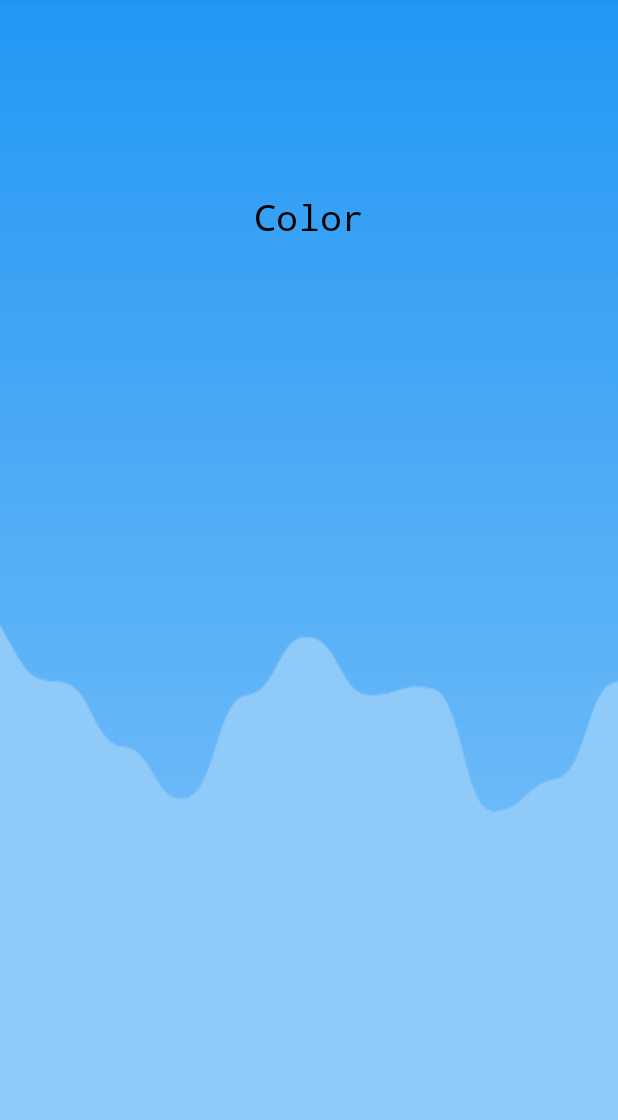
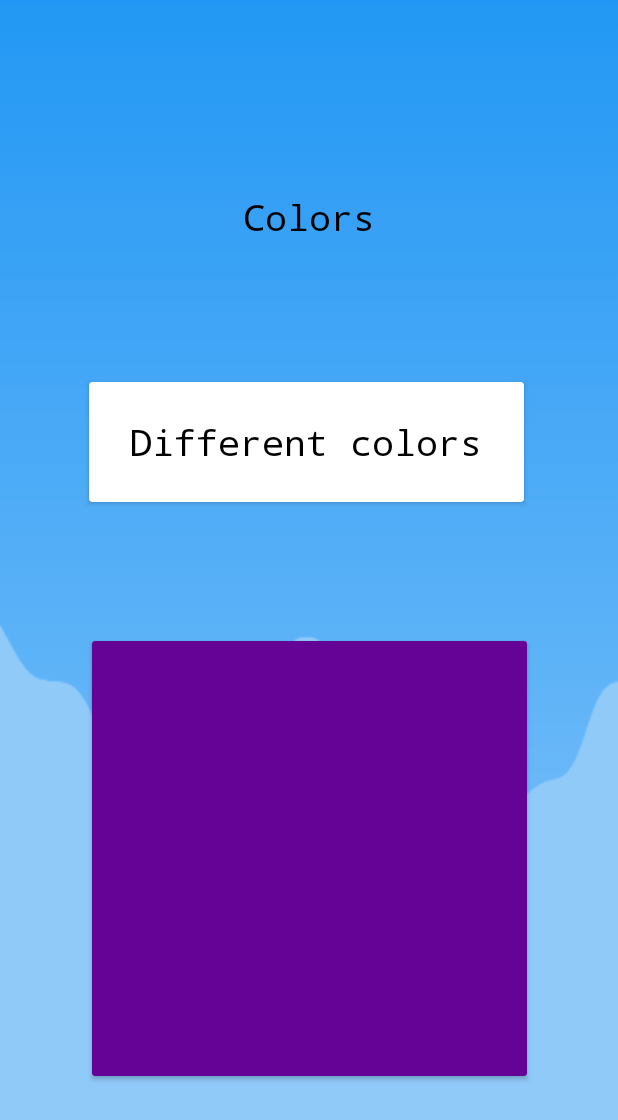
Before and after one commit to adityakulkarnikv1/Hearingaid-Application, an Android app: the Learn_Level_One screen opened directly, with no data from a screen before it, on a phone screen of 412 x 824 dp. Shown: the top 1120 px of the screen. Run offline under Robolectric (Android 15) with nearby library versions, the phone set to English and light mode, and no system bars.

Commit message:
Sample color

```diff
--- a/app/src/main/res/layout/activity_learn__level__one.xml
+++ b/app/src/main/res/layout/activity_learn__level__one.xml
@@ -7,12 +7,35 @@
     android:background="@drawable/bg"
     tools:context=".Learn_Level_One">
 
+
+    <android.support.v7.widget.CardView
+        android:id="@+id/cardView"
+        android:layout_width="290dp"
+        android:layout_height="80dp"
+        app:layout_constraintBottom_toBottomOf="parent"
+        app:layout_constraintEnd_toEndOf="parent"
+        app:layout_constraintHorizontal_bias="0.488"
+        app:layout_constraintStart_toStartOf="parent"
+        app:layout_constraintTop_toTopOf="parent"
+        app:layout_constraintVertical_bias="0.342">
+
+        <TextView
+            android:id="@+id/textView5"
+            android:layout_width="match_parent"
+            android:layout_height="match_parent"
+            android:gravity="center"
+            android:text="Different colors"
+            android:textColor="#000"
+            android:textSize="24sp"
+            app:fontFamily="monospace" />
+    </android.support.v7.widget.CardView>
+
     <TextView
         android:id="@+id/textView4"
         android:layout_width="283dp"
         android:layout_height="53dp"
         android:gravity="center"
-        android:text="Color"
+        android:text="Colors"
         android:textColor="#000"
         android:textSize="24sp"
         app:fontFamily="monospace"
@@ -22,4 +45,21 @@
         app:layout_constraintTop_toTopOf="parent"
         app:layout_constraintVertical_bias="0.153" />
 
+    <android.support.v7.widget.CardView
+        android:layout_width="290dp"
+        android:layout_height="290dp"
+        app:layout_constraintBottom_toBottomOf="parent"
+        app:layout_constraintEnd_toEndOf="parent"
+        app:layout_constraintHorizontal_bias="0.504"
+        app:layout_constraintStart_toStartOf="parent"
+        app:layout_constraintTop_toTopOf="parent"
+        app:layout_constraintVertical_bias="0.8" >
+
+        <ImageView
+            android:id="@+id/imageView"
+            android:layout_width="match_parent"
+            android:layout_height="match_parent"
+            app:srcCompat="@color/colorAccent" />
+    </android.support.v7.widget.CardView>
+
 </android.support.constraint.ConstraintLayout>
```
